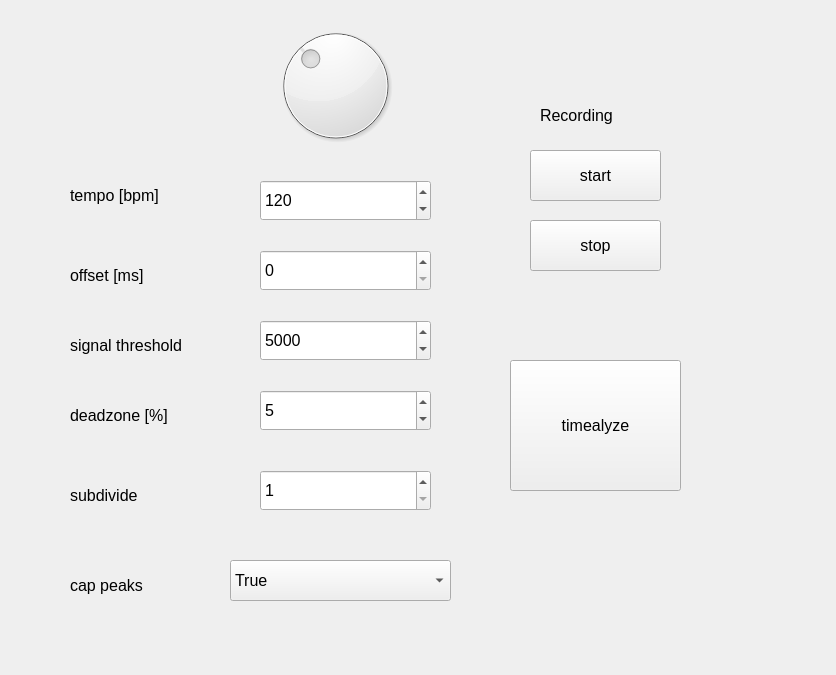
enginician/timealyze, file main.ui: the form before one commit.
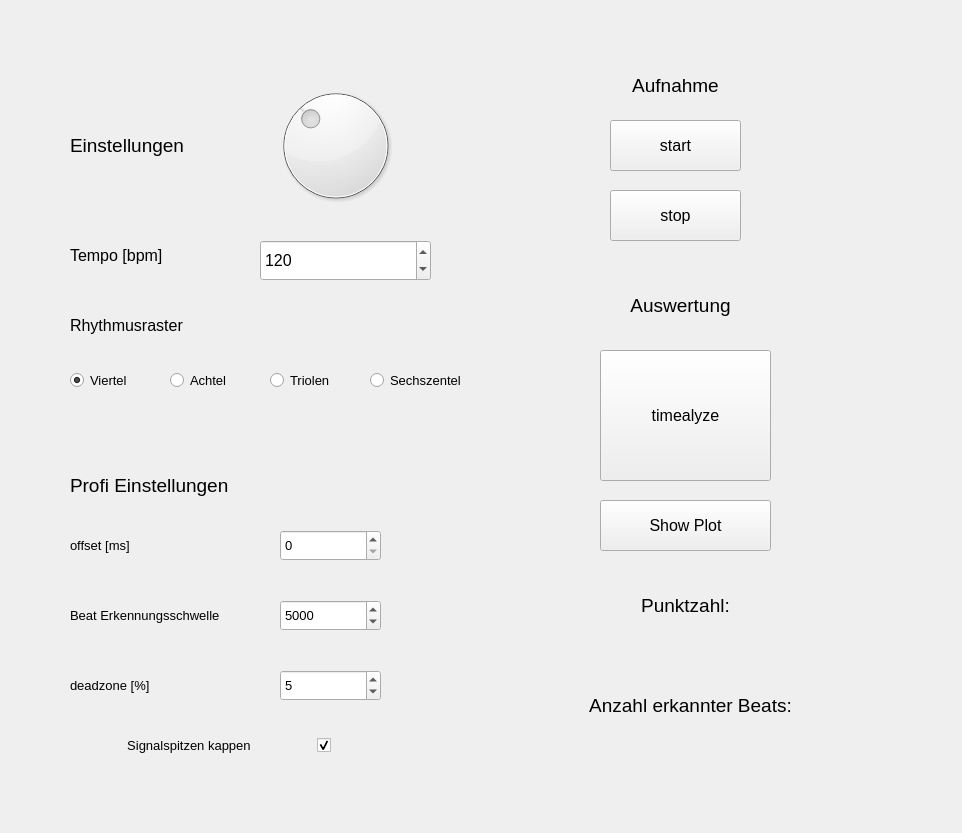
The form after the commit.

Commit message: Cleaned up UI, added show plot button

```diff
--- a/main.ui
+++ b/main.ui
@@ -6,18 +6,21 @@
    <rect>
     <x>0</x>
     <y>0</y>
-    <width>836</width>
-    <height>675</height>
+    <width>962</width>
+    <height>833</height>
    </rect>
   </property>
   <property name="windowTitle">
-   <string>Form</string>
+   <string>timealyze</string>
+  </property>
+  <property name="styleSheet">
+   <string notr="true"/>
   </property>
   <widget class="QPushButton" name="start">
    <property name="geometry">
     <rect>
-     <x>530</x>
-     <y>150</y>
+     <x>610</x>
+     <y>120</y>
      <width>131</width>
      <height>51</height>
     </rect>
@@ -34,8 +37,8 @@
   <widget class="QPushButton" name="timealyze">
    <property name="geometry">
     <rect>
-     <x>510</x>
-     <y>360</y>
+     <x>600</x>
+     <y>350</y>
      <width>171</width>
      <height>131</height>
     </rect>
@@ -53,7 +56,7 @@
    <property name="geometry">
     <rect>
      <x>260</x>
-     <y>20</y>
+     <y>80</y>
      <width>151</width>
      <height>131</height>
     </rect>
@@ -72,7 +75,7 @@
    <property name="geometry">
     <rect>
      <x>70</x>
-     <y>170</y>
+     <y>230</y>
      <width>141</width>
      <height>51</height>
     </rect>
@@ -83,14 +86,14 @@
     </font>
    </property>
    <property name="text">
-    <string>tempo [bpm]</string>
+    <string>Tempo [bpm]</string>
    </property>
   </widget>
   <widget class="QPushButton" name="stop">
    <property name="geometry">
     <rect>
-     <x>530</x>
-     <y>220</y>
+     <x>610</x>
+     <y>190</y>
      <width>131</width>
      <height>51</height>
     </rect>
@@ -107,100 +110,54 @@
   <widget class="QLabel" name="label_4">
    <property name="geometry">
     <rect>
-     <x>540</x>
-     <y>90</y>
+     <x>620</x>
+     <y>60</y>
      <width>111</width>
      <height>51</height>
     </rect>
    </property>
    <property name="font">
     <font>
-     <pointsize>12</pointsize>
+     <pointsize>14</pointsize>
     </font>
    </property>
    <property name="text">
-    <string>Recording</string>
+    <string>Aufnahme</string>
+   </property>
+   <property name="alignment">
+    <set>Qt::AlignCenter</set>
    </property>
   </widget>
   <widget class="QLabel" name="threshold_label">
    <property name="geometry">
     <rect>
      <x>70</x>
-     <y>320</y>
-     <width>171</width>
+     <y>590</y>
+     <width>201</width>
      <height>51</height>
     </rect>
    </property>
    <property name="font">
     <font>
-     <pointsize>12</pointsize>
+     <pointsize>10</pointsize>
     </font>
    </property>
    <property name="text">
-    <string>signal threshold</string>
+    <string>Beat Erkennungsschwelle</string>
    </property>
   </widget>
-  <widget class="QLabel" name="label_6">
-   <property name="geometry">
-    <rect>
-     <x>70</x>
-     <y>560</y>
-     <width>161</width>
-     <height>51</height>
-    </rect>
-   </property>
-   <property name="font">
-    <font>
-     <pointsize>12</pointsize>
-    </font>
-   </property>
-   <property name="text">
-    <string>cap peaks</string>
-   </property>
-  </widget>
-  <widget class="QComboBox" name="cappeaks">
-   <property name="geometry">
-    <rect>
-     <x>230</x>
-     <y>560</y>
-     <width>221</width>
-     <height>41</height>
-    </rect>
-   </property>
-   <property name="font">
-    <font>
-     <pointsize>12</pointsize>
-    </font>
-   </property>
-   <property name="mouseTracking">
-    <bool>false</bool>
-   </property>
-   <property name="currentText">
-    <string>True</string>
-   </property>
-   <item>
-    <property name="text">
-     <string>True</string>
-    </property>
-   </item>
-   <item>
-    <property name="text">
-     <string>False</string>
-    </property>
-   </item>
-  </widget>
   <widget class="QSpinBox" name="threshold">
    <property name="geometry">
     <rect>
-     <x>260</x>
-     <y>320</y>
-     <width>171</width>
-     <height>41</height>
+     <x>280</x>
+     <y>600</y>
+     <width>101</width>
+     <height>31</height>
     </rect>
    </property>
    <property name="font">
     <font>
-     <pointsize>12</pointsize>
+     <pointsize>10</pointsize>
     </font>
    </property>
    <property name="maximum">
@@ -214,14 +171,14 @@
    <property name="geometry">
     <rect>
      <x>70</x>
-     <y>390</y>
+     <y>660</y>
      <width>171</width>
      <height>51</height>
     </rect>
    </property>
    <property name="font">
     <font>
-     <pointsize>12</pointsize>
+     <pointsize>10</pointsize>
     </font>
    </property>
    <property name="text">
@@ -231,50 +188,26 @@
   <widget class="QSpinBox" name="deadzone">
    <property name="geometry">
     <rect>
-     <x>260</x>
-     <y>390</y>
-     <width>171</width>
-     <height>41</height>
+     <x>280</x>
+     <y>670</y>
+     <width>101</width>
+     <height>31</height>
     </rect>
    </property>
    <property name="font">
     <font>
-     <pointsize>12</pointsize>
+     <pointsize>10</pointsize>
     </font>
    </property>
    <property name="value">
     <number>5</number>
    </property>
   </widget>
-  <widget class="QSpinBox" name="subdivide">
-   <property name="geometry">
-    <rect>
-     <x>260</x>
-     <y>470</y>
-     <width>171</width>
-     <height>41</height>
-    </rect>
-   </property>
-   <property name="font">
-    <font>
-     <pointsize>12</pointsize>
-    </font>
-   </property>
-   <property name="minimum">
-    <number>1</number>
-   </property>
-   <property name="maximum">
-    <number>4</number>
-   </property>
-   <property name="value">
-    <number>1</number>
-   </property>
-  </widget>
   <widget class="QLabel" name="label_8">
    <property name="geometry">
     <rect>
      <x>70</x>
-     <y>470</y>
+     <y>300</y>
      <width>171</width>
      <height>51</height>
     </rect>
@@ -285,21 +218,21 @@
     </font>
    </property>
    <property name="text">
-    <string>subdivide</string>
+    <string>Rhythmusraster</string>
    </property>
   </widget>
   <widget class="QSpinBox" name="offsetms">
    <property name="geometry">
     <rect>
-     <x>260</x>
-     <y>250</y>
-     <width>171</width>
-     <height>41</height>
+     <x>280</x>
+     <y>530</y>
+     <width>101</width>
+     <height>31</height>
     </rect>
    </property>
    <property name="font">
     <font>
-     <pointsize>12</pointsize>
+     <pointsize>10</pointsize>
     </font>
    </property>
    <property name="maximum">
@@ -313,14 +246,14 @@
    <property name="geometry">
     <rect>
      <x>70</x>
-     <y>250</y>
+     <y>520</y>
      <width>171</width>
      <height>51</height>
     </rect>
    </property>
    <property name="font">
     <font>
-     <pointsize>12</pointsize>
+     <pointsize>10</pointsize>
     </font>
    </property>
    <property name="text">
@@ -331,7 +264,7 @@
    <property name="geometry">
     <rect>
      <x>260</x>
-     <y>180</y>
+     <y>240</y>
      <width>171</width>
      <height>41</height>
     </rect>
@@ -351,6 +284,267 @@
     <number>120</number>
    </property>
   </widget>
+  <widget class="QLabel" name="label_5">
+   <property name="geometry">
+    <rect>
+     <x>630</x>
+     <y>580</y>
+     <width>111</width>
+     <height>51</height>
+    </rect>
+   </property>
+   <property name="font">
+    <font>
+     <pointsize>14</pointsize>
+    </font>
+   </property>
+   <property name="text">
+    <string>Punktzahl:</string>
+   </property>
+   <property name="alignment">
+    <set>Qt::AlignCenter</set>
+   </property>
+  </widget>
+  <widget class="QLabel" name="score">
+   <property name="geometry">
+    <rect>
+     <x>620</x>
+     <y>630</y>
+     <width>151</width>
+     <height>51</height>
+    </rect>
+   </property>
+   <property name="font">
+    <font>
+     <pointsize>12</pointsize>
+    </font>
+   </property>
+   <property name="text">
+    <string/>
+   </property>
+   <property name="alignment">
+    <set>Qt::AlignCenter</set>
+   </property>
+  </widget>
+  <widget class="QPushButton" name="showplot">
+   <property name="geometry">
+    <rect>
+     <x>600</x>
+     <y>500</y>
+     <width>171</width>
+     <height>51</height>
+    </rect>
+   </property>
+   <property name="font">
+    <font>
+     <pointsize>12</pointsize>
+    </font>
+   </property>
+   <property name="text">
+    <string>Show Plot</string>
+   </property>
+  </widget>
+  <widget class="QCheckBox" name="cappeaks">
+   <property name="geometry">
+    <rect>
+     <x>40</x>
+     <y>730</y>
+     <width>291</width>
+     <height>31</height>
+    </rect>
+   </property>
+   <property name="font">
+    <font>
+     <pointsize>10</pointsize>
+    </font>
+   </property>
+   <property name="layoutDirection">
+    <enum>Qt::RightToLeft</enum>
+   </property>
+   <property name="autoFillBackground">
+    <bool>false</bool>
+   </property>
+   <property name="text">
+    <string>Signalspitzen kappen                 </string>
+   </property>
+   <property name="checked">
+    <bool>true</bool>
+   </property>
+  </widget>
+  <widget class="QRadioButton" name="quarter">
+   <property name="geometry">
+    <rect>
+     <x>70</x>
+     <y>370</y>
+     <width>95</width>
+     <height>20</height>
+    </rect>
+   </property>
+   <property name="font">
+    <font>
+     <pointsize>10</pointsize>
+    </font>
+   </property>
+   <property name="text">
+    <string>Viertel</string>
+   </property>
+   <property name="checked">
+    <bool>true</bool>
+   </property>
+  </widget>
+  <widget class="QRadioButton" name="eighth">
+   <property name="geometry">
+    <rect>
+     <x>170</x>
+     <y>370</y>
+     <width>95</width>
+     <height>20</height>
+    </rect>
+   </property>
+   <property name="font">
+    <font>
+     <pointsize>10</pointsize>
+    </font>
+   </property>
+   <property name="text">
+    <string>Achtel</string>
+   </property>
+  </widget>
+  <widget class="QRadioButton" name="triplets">
+   <property name="geometry">
+    <rect>
+     <x>270</x>
+     <y>370</y>
+     <width>95</width>
+     <height>20</height>
+    </rect>
+   </property>
+   <property name="font">
+    <font>
+     <pointsize>10</pointsize>
+    </font>
+   </property>
+   <property name="text">
+    <string>Triolen</string>
+   </property>
+  </widget>
+  <widget class="QRadioButton" name="sixteenth">
+   <property name="geometry">
+    <rect>
+     <x>370</x>
+     <y>370</y>
+     <width>131</width>
+     <height>20</height>
+    </rect>
+   </property>
+   <property name="font">
+    <font>
+     <pointsize>10</pointsize>
+    </font>
+   </property>
+   <property name="text">
+    <string>Sechszentel</string>
+   </property>
+  </widget>
+  <widget class="QLabel" name="label_2">
+   <property name="geometry">
+    <rect>
+     <x>70</x>
+     <y>460</y>
+     <width>181</width>
+     <height>51</height>
+    </rect>
+   </property>
+   <property name="font">
+    <font>
+     <pointsize>14</pointsize>
+    </font>
+   </property>
+   <property name="text">
+    <string>Profi Einstellungen</string>
+   </property>
+  </widget>
+  <widget class="QLabel" name="label_6">
+   <property name="geometry">
+    <rect>
+     <x>580</x>
+     <y>280</y>
+     <width>201</width>
+     <height>51</height>
+    </rect>
+   </property>
+   <property name="font">
+    <font>
+     <pointsize>14</pointsize>
+    </font>
+   </property>
+   <property name="text">
+    <string>Auswertung</string>
+   </property>
+   <property name="alignment">
+    <set>Qt::AlignCenter</set>
+   </property>
+  </widget>
+  <widget class="QLabel" name="label_3">
+   <property name="geometry">
+    <rect>
+     <x>70</x>
+     <y>120</y>
+     <width>181</width>
+     <height>51</height>
+    </rect>
+   </property>
+   <property name="font">
+    <font>
+     <pointsize>14</pointsize>
+    </font>
+   </property>
+   <property name="text">
+    <string>Einstellungen</string>
+   </property>
+  </widget>
+  <widget class="QLabel" name="label_9">
+   <property name="geometry">
+    <rect>
+     <x>550</x>
+     <y>680</y>
+     <width>281</width>
+     <height>51</height>
+    </rect>
+   </property>
+   <property name="font">
+    <font>
+     <pointsize>14</pointsize>
+    </font>
+   </property>
+   <property name="text">
+    <string>Anzahl erkannter Beats:</string>
+   </property>
+   <property name="alignment">
+    <set>Qt::AlignCenter</set>
+   </property>
+  </widget>
+  <widget class="QLabel" name="numbeats">
+   <property name="geometry">
+    <rect>
+     <x>620</x>
+     <y>730</y>
+     <width>151</width>
+     <height>51</height>
+    </rect>
+   </property>
+   <property name="font">
+    <font>
+     <pointsize>12</pointsize>
+    </font>
+   </property>
+   <property name="text">
+    <string/>
+   </property>
+   <property name="alignment">
+    <set>Qt::AlignCenter</set>
+   </property>
+  </widget>
  </widget>
  <resources/>
  <connections>
```
The commit also changes 2 other files.
